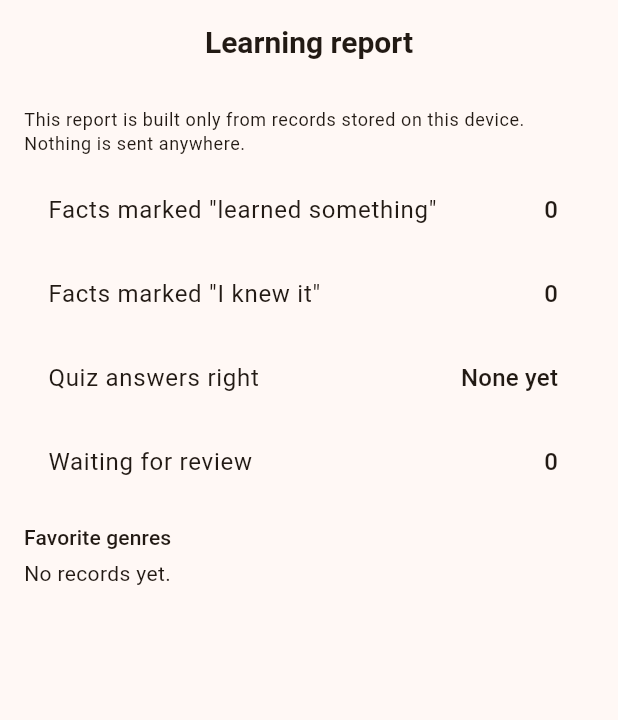
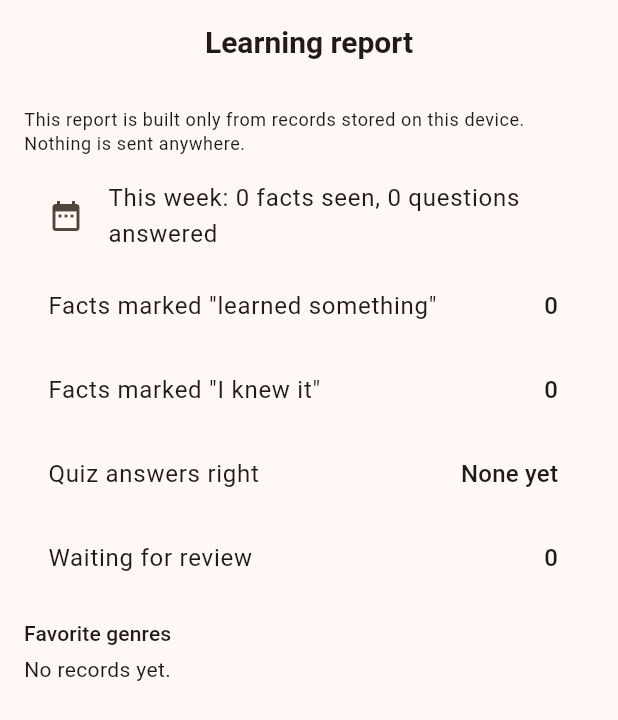
Before and after one commit to zka32101/knowly, a Flutter app: the ReportScreen screen opened by its route, on a phone screen of 412 x 824 dp. Shown: the top 720 px of the screen. Run offline on Flutter 3.47's test engine with Material 3 defaults, Android fonts, the phone set to English and light mode, and no system bars; our stand-ins replace audio_service, firebase_core, flutter_local_notifications, flutter_riverpod, flutter_timezone, flutter_tts and 4 more; missing offline and left inert: cross_promo_kit, home_widget, purchases_flutter; accounts and stored records are empty.

Commit message:
UX: weekly summary in parent report; docs
Co-Authored-By: Claude Sonnet 5.5 <noreply@anthropic.com>
Claude-Session: https://claude.ai/code/session_01TV5FS5z2TaHhGRMDVKXkpw

```diff
--- a/lib/l10n/app_en.arb
+++ b/lib/l10n/app_en.arb
@@ -6,6 +6,8 @@
   "languageJa": "日本語",
   "languageEn": "English",
   "continueButton": "Next",
+  "reportThisWeek": "This week: {seen} facts seen, {answered} questions answered",
+  "@reportThisWeek": {"placeholders": {"seen": {"type": "int"}, "answered": {"type": "int"}}},
   "settingsJuniorRuby": "Show readings (furigana)",
   "listenSlow": "Slow",
   "settingsTextSize": "Text size",
--- a/lib/l10n/app_es.arb
+++ b/lib/l10n/app_es.arb
@@ -6,6 +6,8 @@
   "languageJa": "日本語",
   "languageEn": "English",
   "continueButton": "Siguiente",
+  "reportThisWeek": "Esta semana: {seen} datos vistos, {answered} preguntas respondidas",
+  "@reportThisWeek": {"placeholders": {"seen": {"type": "int"}, "answered": {"type": "int"}}},
   "settingsJuniorRuby": "Mostrar lecturas (furigana)",
   "listenSlow": "Despacio",
   "settingsTextSize": "Tamaño del texto",
--- a/lib/l10n/app_ja.arb
+++ b/lib/l10n/app_ja.arb
@@ -6,6 +6,8 @@
   "languageJa": "日本語",
   "languageEn": "English",
   "continueButton": "つぎへ",
+  "reportThisWeek": "こんしゅう：{seen}こ みて、{answered}もん とけたよ",
+  "@reportThisWeek": {"placeholders": {"seen": {"type": "int"}, "answered": {"type": "int"}}},
   "settingsJuniorRuby": "ふりがなを つける",
   "listenSlow": "ゆっくり",
   "settingsTextSize": "文字の大きさ",
--- a/lib/l10n/app_ko.arb
+++ b/lib/l10n/app_ko.arb
@@ -6,6 +6,8 @@
   "languageJa": "日本語",
   "languageEn": "English",
   "continueButton": "다음",
+  "reportThisWeek": "이번 주: {seen}개 봤고, {answered}문제 풀었어요",
+  "@reportThisWeek": {"placeholders": {"seen": {"type": "int"}, "answered": {"type": "int"}}},
   "settingsJuniorRuby": "후리가나 표시",
   "listenSlow": "천천히",
   "settingsTextSize": "글자 크기",
--- a/lib/l10n/app_localizations.dart
+++ b/lib/l10n/app_localizations.dart
@@ -140,6 +140,12 @@ abstract class AppLocalizations {
   /// **'つぎへ'**
   String get continueButton;
 
+  /// No description provided for @reportThisWeek.
+  ///
+  /// In ja, this message translates to:
+  /// **'こんしゅう：{seen}こ みて、{answered}もん とけたよ'**
+  String reportThisWeek(int seen, int answered);
+
   /// No description provided for @settingsJuniorRuby.
   ///
   /// In ja, this message translates to:
--- a/lib/l10n/app_localizations_en.dart
+++ b/lib/l10n/app_localizations_en.dart
@@ -25,6 +25,11 @@ class AppLocalizationsEn extends AppLocalizations {
 
   @override
   String get continueButton => 'Next';
+
+  @override
+  String reportThisWeek(int seen, int answered) {
+    return 'This week: $seen facts seen, $answered questions answered';
+  }
 
   @override
   String get settingsJuniorRuby => 'Show readings (furigana)';
--- a/lib/l10n/app_localizations_es.dart
+++ b/lib/l10n/app_localizations_es.dart
@@ -25,6 +25,11 @@ class AppLocalizationsEs extends AppLocalizations {
 
   @override
   String get continueButton => 'Siguiente';
+
+  @override
+  String reportThisWeek(int seen, int answered) {
+    return 'Esta semana: $seen datos vistos, $answered preguntas respondidas';
+  }
 
   @override
   String get settingsJuniorRuby => 'Mostrar lecturas (furigana)';
--- a/lib/l10n/app_localizations_ja.dart
+++ b/lib/l10n/app_localizations_ja.dart
@@ -25,6 +25,11 @@ class AppLocalizationsJa extends AppLocalizations {
 
   @override
   String get continueButton => 'つぎへ';
+
+  @override
+  String reportThisWeek(int seen, int answered) {
+    return 'こんしゅう：$seenこ みて、$answeredもん とけたよ';
+  }
 
   @override
   String get settingsJuniorRuby => 'ふりがなを つける';
--- a/lib/l10n/app_localizations_ko.dart
+++ b/lib/l10n/app_localizations_ko.dart
@@ -25,6 +25,11 @@ class AppLocalizationsKo extends AppLocalizations {
 
   @override
   String get continueButton => '다음';
+
+  @override
+  String reportThisWeek(int seen, int answered) {
+    return '이번 주: $seen개 봤고, $answered문제 풀었어요';
+  }
 
   @override
   String get settingsJuniorRuby => '후리가나 표시';
--- a/lib/l10n/app_localizations_zh.dart
+++ b/lib/l10n/app_localizations_zh.dart
@@ -25,6 +25,11 @@ class AppLocalizationsZh extends AppLocalizations {
 
   @override
   String get continueButton => '下一步';
+
+  @override
+  String reportThisWeek(int seen, int answered) {
+    return '本周：看了$seen条，答了$answered题';
+  }
 
   @override
   String get settingsJuniorRuby => '显示读音（假名）';
--- a/lib/l10n/app_zh.arb
+++ b/lib/l10n/app_zh.arb
@@ -6,6 +6,8 @@
   "languageJa": "日本語",
   "languageEn": "English",
   "continueButton": "下一步",
+  "reportThisWeek": "本周：看了{seen}条，答了{answered}题",
+  "@reportThisWeek": {"placeholders": {"seen": {"type": "int"}, "answered": {"type": "int"}}},
   "settingsJuniorRuby": "显示读音（假名）",
   "listenSlow": "慢速",
   "settingsTextSize": "文字大小",
--- a/lib/l10n/ja_styles.dart
+++ b/lib/l10n/ja_styles.dart
@@ -137,6 +137,9 @@ class AppLocalizationsJaJunior extends AppLocalizationsJa {
   String get continueButton => _jr(super.continueButton);
 
   @override
+  String reportThisWeek(int seen, int answered) => _jr(super.reportThisWeek(seen, answered));
+
+  @override
   String get settingsJuniorRuby => _jr(super.settingsJuniorRuby);
 
   @override
@@ -787,6 +790,11 @@ class AppLocalizationsJaAdult extends AppLocalizationsJa {
 
   @override
   String get continueButton => '次へ';
+
+  @override
+  String reportThisWeek(int seen, int answered) {
+    return '今週：${seen}件を見て、${answered}問に答えました';
+  }
 
   @override
   String get settingsJuniorRuby => 'ふりがなを表示';
--- a/lib/screens/report_screen.dart
+++ b/lib/screens/report_screen.dart
@@ -4,6 +4,7 @@ import 'package:flutter_riverpod/flutter_riverpod.dart';
 import '../data/trivia_repository.dart';
 import '../l10n/app_localizations.dart';
 import '../l10n/labels.dart';
+import '../logic/activity.dart';
 import '../state/providers.dart';
 import '../state/settings.dart';
 
@@ -62,6 +63,15 @@ class ReportScreen extends ConsumerWidget {
           children: [
             Text(l.reportNote, style: theme.textTheme.bodySmall),
             const SizedBox(height: 8),
+            // 今週（きょうをふくむ7日）のようす
+            Builder(builder: (context) {
+              final week = sumActivity(s.activity, ref.watch(nowProvider), 7);
+              return ListTile(
+                key: const Key('report_week'),
+                leading: const Icon(Icons.date_range),
+                title: Text(l.reportThisWeek(week.seen, week.answered)),
+              );
+            }),
             stat(const Key('report_learned'), l.reportLearned, '${learnedIds.length}'),
             stat(const Key('report_knew'), l.reportKnew, '$knewCount'),
             stat(const Key('report_quiz'), l.reportQuiz,
```
Also changed, not shown: 3 other files.
